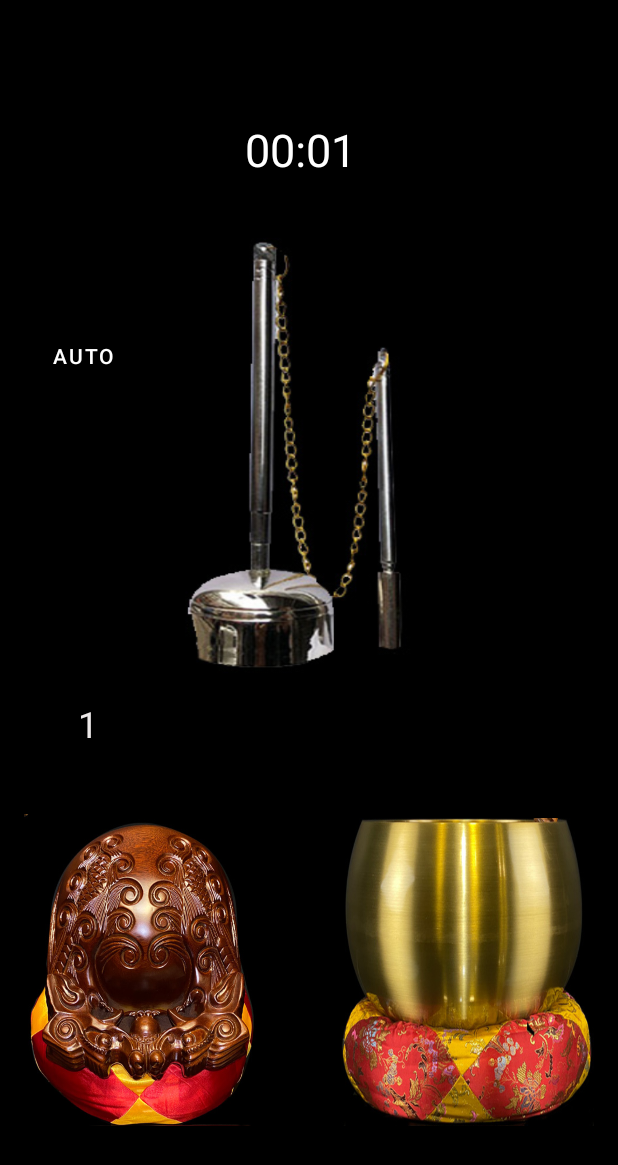
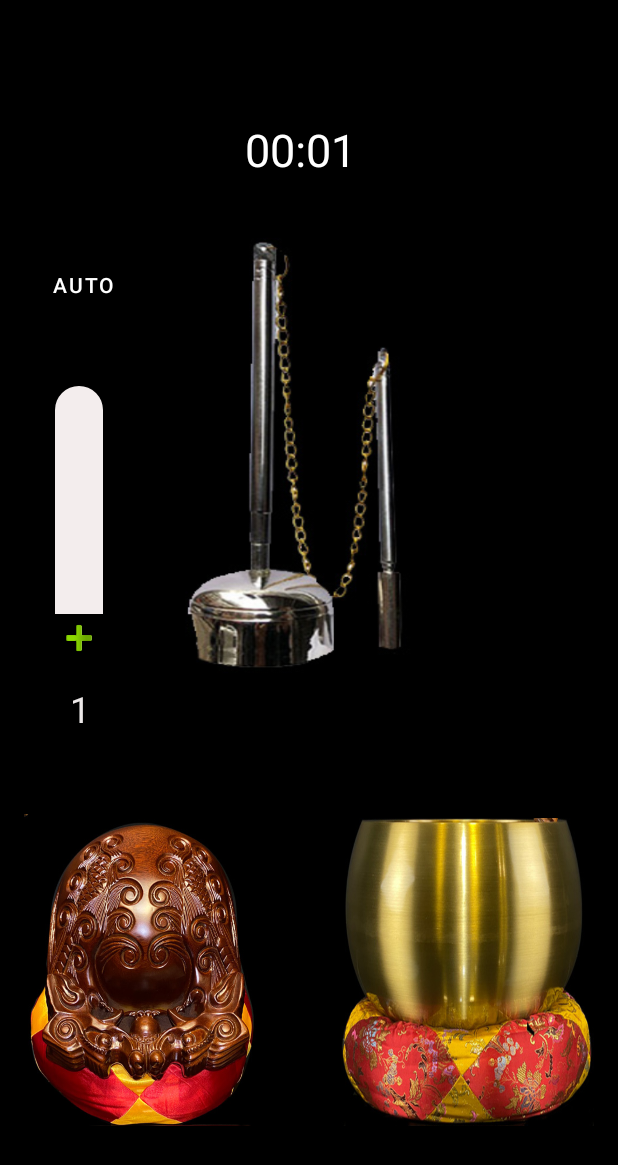
Before and after one commit to Ngb1thng/ViengChua2, an Android app: the GoMoTungKinh screen opened directly, with no data from a screen before it, on a phone screen of 412 x 824 dp. Shown: the top 1165 px of the screen. Run offline under Robolectric (Android 15) with nearby library versions, the phone set to English and light mode, and no system bars.

Commit message:
fix bug auto

```diff
--- a/app/src/main/java/com/example/viengchua2/GoMoTungKinh.java
+++ b/app/src/main/java/com/example/viengchua2/GoMoTungKinh.java
@@ -29,7 +29,8 @@ public class GoMoTungKinh extends AppCompatActivity {
     Runnable runnable;
     SeekBar skb;
     TextView tvw;
-    int delay = 200;
+    MediaPlayer mp,mp1,mp2;
+    int delay = 800;
 
     @Override
     protected void onCreate(Bundle savedInstanceState) {
@@ -48,11 +49,12 @@ public class GoMoTungKinh extends AppCompatActivity {
         dui3.setVisibility(View.INVISIBLE);
 
         mo = findViewById(R.id.mo);
-        final MediaPlayer mp = MediaPlayer.create(this,R.raw.soundmo);
+        mp = MediaPlayer.create(this,R.raw.soundmo);
         mo.setOnClickListener(new View.OnClickListener() {
             @Override
             public void onClick(View view) {
                 mp.start();
+                if (mp.isPlaying()) mp = MediaPlayer.create(GoMoTungKinh.this,R.raw.soundmo);
                 dui1.setVisibility(View.VISIBLE);
                 new Handler().postDelayed(new Runnable() {
                     @Override
@@ -64,11 +66,12 @@ public class GoMoTungKinh extends AppCompatActivity {
         });
 
         chuong = findViewById(R.id.chuong);
-        final MediaPlayer mp1 = MediaPlayer.create(this,R.raw.chuong1);
+        mp1 = MediaPlayer.create(this,R.raw.chuong1);
         chuong.setOnClickListener(new View.OnClickListener() {
             @Override
             public void onClick(View view) {
                 mp1.start();
+                if (mp1.isPlaying()) mp1 = MediaPlayer.create(GoMoTungKinh.this,R.raw.chuong1);
                 dui2.setVisibility(View.VISIBLE);
                 new Handler().postDelayed(new Runnable() {
                     @Override
@@ -80,11 +83,12 @@ public class GoMoTungKinh extends AppCompatActivity {
         });
 
         kchuong = findViewById(R.id.kchuong);
-        final MediaPlayer mp2 = MediaPlayer.create(this,R.raw.kchuong);
+        mp2 = MediaPlayer.create(this,R.raw.kchuong);
         kchuong.setOnClickListener(new View.OnClickListener() {
             @Override
             public void onClick(View view) {
                 mp2.start();
+                if (mp2.isPlaying()) mp2 = MediaPlayer.create(GoMoTungKinh.this,R.raw.kchuong);
                 dui3.setVisibility(View.VISIBLE);
                 new Handler().postDelayed(new Runnable() {
                     @Override
@@ -143,7 +147,7 @@ public class GoMoTungKinh extends AppCompatActivity {
 
             @Override
             public void onStopTrackingTouch(SeekBar seekBar) {
-                delay = 200*progressValue;
+                delay = 1000-200*progressValue;
                 tvw.setText(String.valueOf(skb.getProgress()));
             }
         });
--- a/app/src/main/java/com/example/viengchua2/PhatGiaoAudio.java
+++ b/app/src/main/java/com/example/viengchua2/PhatGiaoAudio.java
@@ -52,7 +52,7 @@ public class PhatGiaoAudio extends AppCompatActivity {
             mediaPlayer.release();
             KhoiTaoMediaPlayer();
             mediaPlayer.start();
-            ivPlay.setImageResource(R.drawable.pause);
+            ivPlay.setImageResource(R.drawable.pause1);
         }));
         KhoiTaoMediaPlayer();
 
@@ -70,7 +70,7 @@ public class PhatGiaoAudio extends AppCompatActivity {
                 mediaPlayer.release();
                 KhoiTaoMediaPlayer();
                 txtNameSong.setText(arrayList.get(position).getName());
-                ivPlay.setImageResource(R.drawable.pause);
+                ivPlay.setImageResource(R.drawable.pause1);
                 mediaPlayer.start();
                 handelChangeColorNext();
 
@@ -89,7 +89,7 @@ public class PhatGiaoAudio extends AppCompatActivity {
                 mediaPlayer.release();
                 KhoiTaoMediaPlayer();
                 txtNameSong.setText(arrayList.get(position).getName());
-                ivPlay.setImageResource(R.drawable.pause);
+                ivPlay.setImageResource(R.drawable.pause1);
                 mediaPlayer.start();
                 setTimeTotal();
                 handelChangeColorBack();
@@ -103,10 +103,10 @@ public class PhatGiaoAudio extends AppCompatActivity {
                 if(mediaPlayer.isPlaying()){
                     mediaPlayer.pause();
 
-                    ivPlay.setImageResource(R.drawable.play);
+                    ivPlay.setImageResource(R.drawable.play1);
                 }else{
                     mediaPlayer.start();
-                    ivPlay.setImageResource(R.drawable.pause);
+                    ivPlay.setImageResource(R.drawable.pause1);
                 }
                 ListOfSongs.getChildAt(position).setBackgroundColor(Color.LTGRAY);
                 setTimeTotal();
--- a/app/src/main/res/drawable/custom_seekbar.xml
+++ b/app/src/main/res/drawable/custom_seekbar.xml
@@ -1,4 +1,26 @@
 <?xml version="1.0" encoding="utf-8"?>
 <layer-list xmlns:android="http://schemas.android.com/apk/res/android">
+    <item android:gravity="center_horizontal">
+        <shape android:shape="rectangle">
+            <solid android:color="#Ebf6f7" />
+            <size android:height="30dp"/>
+            <corners android:radius="20dp"/>
+        </shape>
+    </item>
+    <item android:gravity="center_vertical">
+        <scale android:scaleWidth="100%">
+            <selector>
+                <item android:state_enabled="false"
+                    android:drawable="@color/teal_700"/>
+                <item>
+                    <shape android:shape="rectangle">
+                        <solid android:color="@color/black"/>
+                        <size android:height="30dp"/>
+                        <corners android:radius="20dp"/>
+                    </shape>
+                </item>
+            </selector>
+        </scale>
+    </item>
 
 </layer-list>
--- a/app/src/main/res/layout/activity_go_mo_tung_kinh.xml
+++ b/app/src/main/res/layout/activity_go_mo_tung_kinh.xml
@@ -107,32 +107,38 @@
 
     <SeekBar
         android:id="@+id/seekBar"
-        android:layout_width="58dp"
-        android:layout_height="151dp"
+        android:layout_width="200dp"
+        android:layout_height="200dp"
+        android:layout_marginEnd="260dp"
+        android:backgroundTint="#EFE8E8"
+        android:max="4"
         android:min="1"
-        android:max="4"
         android:progress="1"
-        android:rotation="270"
+        android:progressBackgroundTint="#F4EFEF"
+        android:progressDrawable="@drawable/custom_seekbar"
+        android:progressTint="#F3EDED"
+
+        android:rotation="-90"
+        android:scrollbarSize="10dp"
+        android:thumb="@android:drawable/ic_input_add"
         app:layout_constraintBottom_toBottomOf="parent"
         app:layout_constraintEnd_toEndOf="parent"
-        app:layout_constraintHorizontal_bias="0.079"
-        app:layout_constraintStart_toStartOf="parent"
         app:layout_constraintTop_toTopOf="parent"
-        app:layout_constraintVertical_bias="0.427" />
+        app:layout_constraintVertical_bias="0.387" />
 
     <Button
         android:id="@+id/auto"
         android:layout_width="79dp"
         android:layout_height="46dp"
+        android:background="@color/white"
         android:text="Auto"
-        android:background="@color/white"
         android:textColor="@color/white"
         app:layout_constraintBottom_toBottomOf="parent"
         app:layout_constraintEnd_toEndOf="parent"
         app:layout_constraintHorizontal_bias="0.048"
         app:layout_constraintStart_toStartOf="parent"
         app:layout_constraintTop_toTopOf="parent"
-        app:layout_constraintVertical_bias="0.275" />
+        app:layout_constraintVertical_bias="0.214" />
 
     <ImageView
         android:id="@+id/dui4"
@@ -157,10 +163,10 @@
         android:textSize="24sp"
         app:layout_constraintBottom_toBottomOf="parent"
         app:layout_constraintEnd_toEndOf="parent"
-        app:layout_constraintHorizontal_bias="0.087"
+        app:layout_constraintHorizontal_bias="0.073"
         app:layout_constraintStart_toStartOf="parent"
         app:layout_constraintTop_toTopOf="parent"
-        app:layout_constraintVertical_bias="0.606" />
+        app:layout_constraintVertical_bias="0.593" />
 
 
 </androidx.constraintlayout.widget.ConstraintLayout>
--- a/app/src/main/res/layout/activity_phat_giao_audio.xml
+++ b/app/src/main/res/layout/activity_phat_giao_audio.xml
@@ -26,7 +26,7 @@
         android:layout_marginBottom="15dp"
         android:layout_marginRight="40dp"
         android:layout_alignRight="@+id/ivPlay"
-        android:src="@drawable/backsong" />
+        android:src="@drawable/previous" />
 
     <ImageView
         android:id="@+id/ivPlay"
@@ -35,7 +35,7 @@
         android:layout_alignParentBottom="true"
         android:layout_marginBottom="15dp"
         android:layout_centerHorizontal="true"
-        android:src="@drawable/play" />
+        android:src="@drawable/play1" />
     <ImageView
         android:id="@+id/ivNext"
         android:layout_width="35dp"
@@ -44,7 +44,7 @@
         android:layout_marginLeft="40dp"
         android:layout_alignLeft="@+id/ivPlay"
         android:layout_alignParentBottom="true"
-        android:src="@drawable/nextsong" />
+        android:src="@drawable/next" />
 
     <TextView
         android:id="@+id/txtNameSong"
```
Also changed, not shown: app/src/main/res/drawable-v24/next.png (added), app/src/main/res/drawable-v24/pause1.png (added), app/src/main/res/drawable-v24/play1.png (added), app/src/main/res/drawable-v24/previous.png (added).
